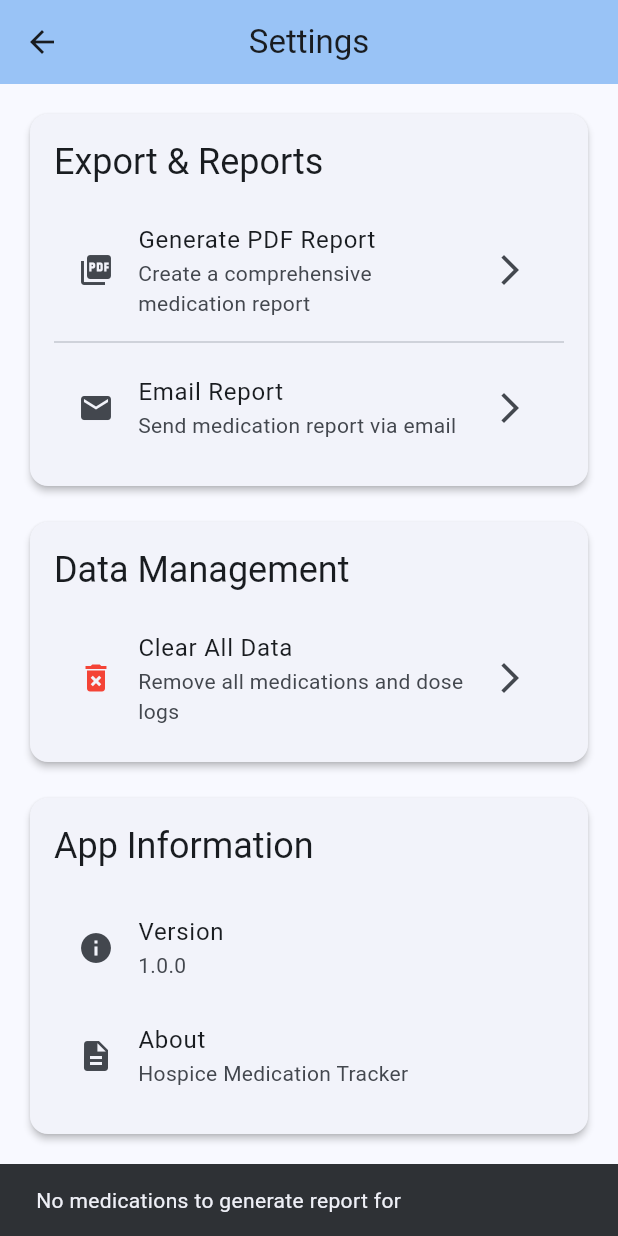
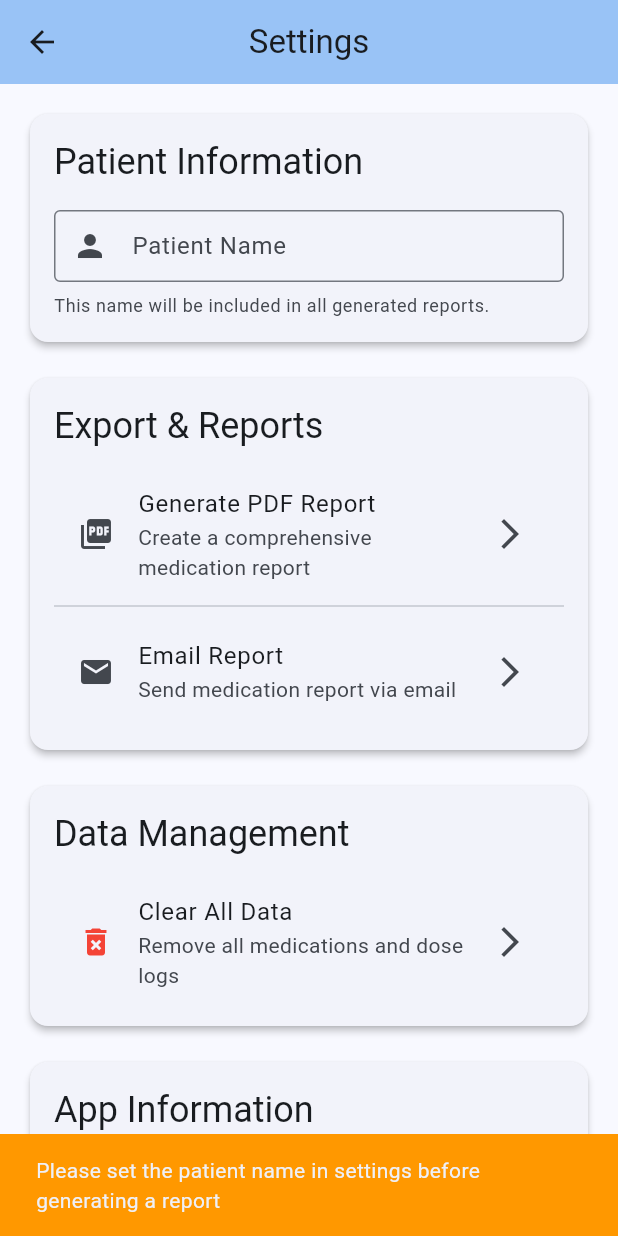
Before and after one commit to scott-gibson-se/HospiceHelper, a Flutter app: the SettingsScreen screen opened directly, after a tap on "Generate PDF Report", on a phone screen of 412 x 824 dp. Run offline on Flutter 3.47's test engine with Material 3 defaults, Android fonts, the phone set to English and light mode, and no system bars; our stand-ins replace flutter_local_notifications, pdf, shared_preferences, sqflite, timezone; accounts and stored records are empty.

Commit message:
Implement patient name settings and enhance PDF report generation: Added SettingsService to manage patient name storage using SharedPreferences. Updated SettingsScreen to allow users to input and save patient names. Modified EmailService and PdfService to include patient name in generated reports, improving report personalization and user guidance. Enhanced error handling to prompt users for patient name before generating reports.

```diff
--- a/lib/screens/settings_screen.dart
+++ b/lib/screens/settings_screen.dart
@@ -2,9 +2,7 @@ import 'package:flutter/material.dart';
 import 'package:provider/provider.dart';
 import '../providers/medication_provider.dart';
 import '../services/email_service.dart';
-import '../services/pdf_service.dart';
-import 'package:path_provider/path_provider.dart';
-import 'dart:io';
+import '../services/settings_service.dart';
 
 class SettingsScreen extends StatefulWidget {
   const SettingsScreen({super.key});
@@ -15,11 +13,26 @@ class SettingsScreen extends StatefulWidget {
 
 class _SettingsScreenState extends State<SettingsScreen> {
   final _emailController = TextEditingController();
+  final _patientNameController = TextEditingController();
+
+  @override
+  void initState() {
+    super.initState();
+    _loadSettings();
+  }
 
   @override
   void dispose() {
     _emailController.dispose();
+    _patientNameController.dispose();
     super.dispose();
+  }
+
+  Future<void> _loadSettings() async {
+    final patientName = await SettingsService.getPatientName();
+    if (patientName != null) {
+      _patientNameController.text = patientName;
+    }
   }
 
   @override
@@ -32,6 +45,43 @@ class _SettingsScreenState extends State<SettingsScreen> {
       body: ListView(
         padding: const EdgeInsets.all(16),
         children: [
+          Card(
+            child: Padding(
+              padding: const EdgeInsets.all(16),
+              child: Column(
+                crossAxisAlignment: CrossAxisAlignment.start,
+                children: [
+                  Text(
+                    'Patient Information',
+                    style: Theme.of(context).textTheme.headlineSmall,
+                  ),
+                  const SizedBox(height: 16),
+                  TextField(
+                    controller: _patientNameController,
+                    decoration: const InputDecoration(
+                      labelText: 'Patient Name',
+                      hintText: 'Enter the patient\'s name',
+                      prefixIcon: Icon(Icons.person),
+                      border: OutlineInputBorder(),
+                    ),
+                    onChanged: (value) async {
+                      if (value.trim().isNotEmpty) {
+                        await SettingsService.setPatientName(value);
+                      }
+                    },
+                  ),
+                  const SizedBox(height: 8),
+                  Text(
+                    'This name will be included in all generated reports.',
+                    style: Theme.of(context).textTheme.bodySmall?.copyWith(
+                      color: Theme.of(context).colorScheme.onSurfaceVariant,
+                    ),
+                  ),
+                ],
+              ),
+            ),
+          ),
+          const SizedBox(height: 16),
           Card(
             child: Padding(
               padding: const EdgeInsets.all(16),
@@ -118,6 +168,18 @@ class _SettingsScreenState extends State<SettingsScreen> {
 
   Future<void> _generatePdfReport() async {
     try {
+      // Check if patient name is set
+      final isPatientNameSet = await SettingsService.isPatientNameSet();
+      if (!isPatientNameSet) {
+        ScaffoldMessenger.of(context).showSnackBar(
+          const SnackBar(
+            content: Text('Please set the patient name in settings before generating a report'),
+            backgroundColor: Colors.orange,
+          ),
+        );
+        return;
+      }
+
       final provider = context.read<MedicationProvider>();
       final medications = provider.medications;
       final doseLogs = provider.doseLogs;
@@ -138,19 +200,15 @@ class _SettingsScreenState extends State<SettingsScreen> {
         ),
       );
 
-      final pdf = await PdfService.generateMedicationReport(medications, doseLogs);
-
-      // Save PDF to downloads directory
-      final directory = await getApplicationDocumentsDirectory();
-      final file = File('${directory.path}/medication_report_${DateTime.now().millisecondsSinceEpoch}.pdf');
-      await file.writeAsBytes(await pdf.save());
+      // Use EmailService to save PDF to accessible Downloads directory
+      final filePath = await EmailService.generateMedicationReportFile(medications, doseLogs);
 
       // Close loading dialog
       Navigator.pop(context);
 
       ScaffoldMessenger.of(context).showSnackBar(
         SnackBar(
-          content: Text('PDF report saved to: ${file.path}'),
+          content: Text('PDF report saved to: $filePath'),
           action: SnackBarAction(
             label: 'Open',
             onPressed: () {
@@ -211,6 +269,18 @@ class _SettingsScreenState extends State<SettingsScreen> {
 
   Future<void> _sendEmailReport(String email) async {
     try {
+      // Check if patient name is set
+      final isPatientNameSet = await SettingsService.isPatientNameSet();
+      if (!isPatientNameSet) {
+        ScaffoldMessenger.of(context).showSnackBar(
+          const SnackBar(
+            content: Text('Please set the patient name in settings before sending a report'),
+            backgroundColor: Colors.orange,
+          ),
+        );
+        return;
+      }
+
       final provider = context.read<MedicationProvider>();
       final medications = provider.medications;
       final doseLogs = provider.doseLogs;
--- a/lib/services/email_service.dart
+++ b/lib/services/email_service.dart
@@ -4,6 +4,7 @@ import 'dart:io';
 import 'pdf_service.dart';
 import '../models/medication.dart';
 import '../models/dose_log.dart';
+import 'settings_service.dart';
 
 class EmailService {
   /// Gets the accessible Downloads directory path
@@ -31,8 +32,11 @@ class EmailService {
     String recipientEmail,
   ) async {
     try {
+      // Get patient name from settings
+      final patientName = await SettingsService.getPatientName();
+
       // Generate PDF report
-      final pdf = await PdfService.generateMedicationReport(medications, doseLogs);
+      final pdf = await PdfService.generateMedicationReport(medications, doseLogs, patientName: patientName);
 
       // Save to accessible Downloads directory
       final downloadsPath = await _getAccessibleDownloadsPath();
@@ -91,8 +95,11 @@ Hospice Helper
     List<DoseLog> doseLogs,
   ) async {
     try {
+      // Get patient name from settings
+      final patientName = await SettingsService.getPatientName();
+
       // Generate PDF report
-      final pdf = await PdfService.generateMedicationReport(medications, doseLogs);
+      final pdf = await PdfService.generateMedicationReport(medications, doseLogs, patientName: patientName);
 
       // Save to accessible Downloads directory
       final downloadsPath = await _getAccessibleDownloadsPath();
--- /dev/null
+++ b/lib/services/settings_service.dart
@@ -0,0 +1,29 @@
+import 'package:shared_preferences/shared_preferences.dart';
+
+class SettingsService {
+  static const String _patientNameKey = 'patient_name';
+
+  /// Gets the patient name from shared preferences
+  static Future<String?> getPatientName() async {
+    final prefs = await SharedPreferences.getInstance();
+    return prefs.getString(_patientNameKey);
+  }
+
+  /// Sets the patient name in shared preferences
+  static Future<bool> setPatientName(String patientName) async {
+    final prefs = await SharedPreferences.getInstance();
+    return await prefs.setString(_patientNameKey, patientName.trim());
+  }
+
+  /// Checks if patient name is set
+  static Future<bool> isPatientNameSet() async {
+    final patientName = await getPatientName();
+    return patientName != null && patientName.trim().isNotEmpty;
+  }
+
+  /// Clears the patient name
+  static Future<bool> clearPatientName() async {
+    final prefs = await SharedPreferences.getInstance();
+    return await prefs.remove(_patientNameKey);
+  }
+}
--- a/pubspec.yaml
+++ b/pubspec.yaml
@@ -56,6 +56,9 @@ dependencies:
   # State management
   provider: ^6.1.1
 
+  # Local storage
+  shared_preferences: ^2.2.2
+
 dev_dependencies:
   flutter_test:
     sdk: flutter
```
Also changed, not shown: lib/services/pdf_service.dart (+16 -4 lines), pubspec.lock.
